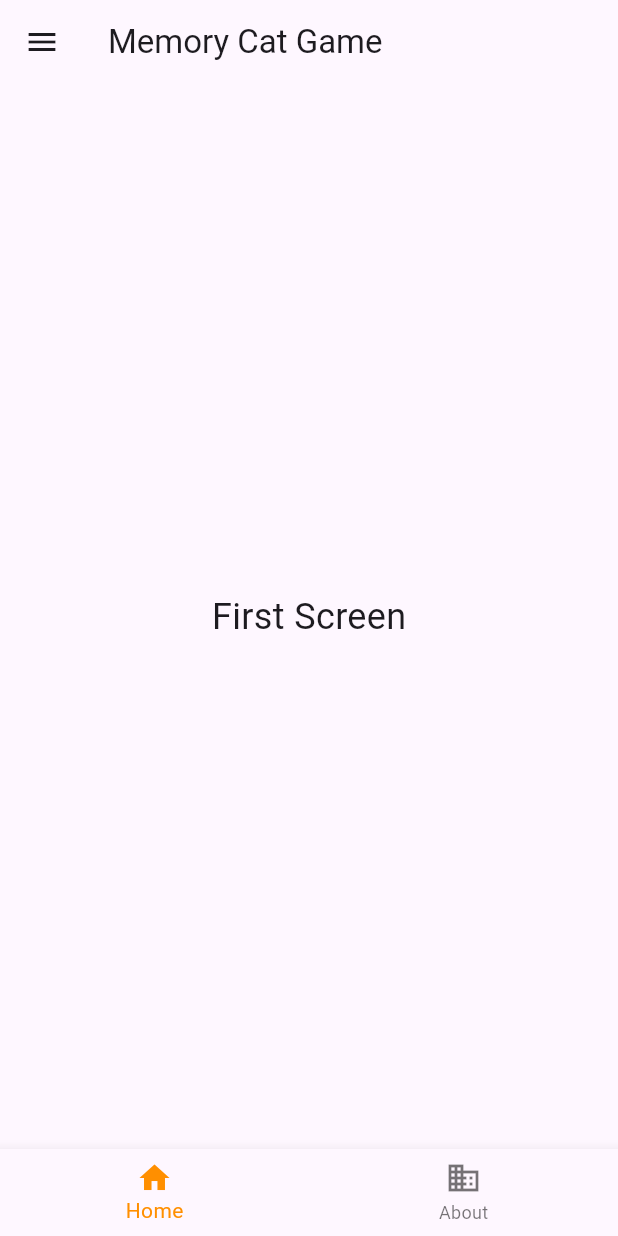
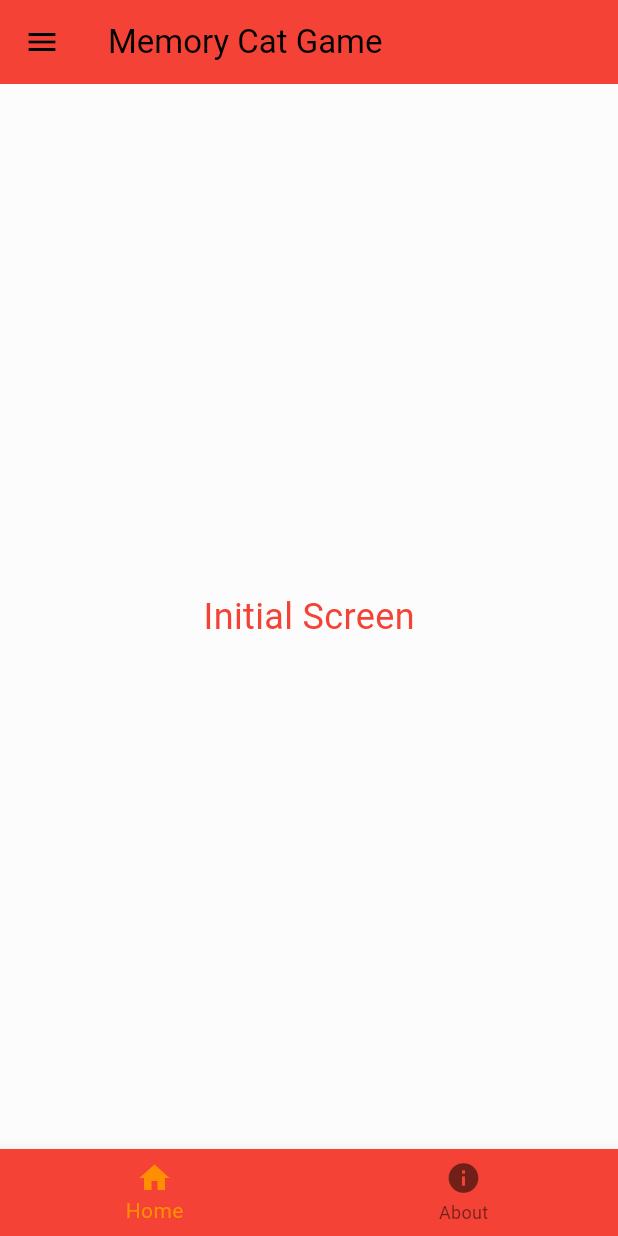
Before and after one commit to italo-mauricio/memory-cat-game, a Flutter app: the screen it shows after launch, on a phone screen of 412 x 824 dp. Run offline on Flutter 3.47's test engine with Material 3 defaults, Android fonts, the phone set to English and light mode, and no system bars.

Commit message:
feat: ajust project architeture #3

```diff
--- a/memorygame/lib/home/home-page.dart
+++ b/memorygame/lib/home/home-page.dart
@@ -30,7 +30,7 @@ class _HomePageState extends State<HomePage> {
 
   static final List<Widget> _widgetOptions = <Widget>[
     InitialScreen(),
-    SecondScreen(),
+    AboutScreen(),
   ];
 
   void _onItemTapped(int index) {
@@ -39,12 +39,12 @@ class _HomePageState extends State<HomePage> {
     });
   }
 
-
   @override
   Widget build(BuildContext context) {
     return Scaffold(
       appBar: AppBar(
         title: Text('Memory Cat Game'),
+        backgroundColor: Colors.red,
       ),
       body: _widgetOptions.elementAt(_selectedIndex),
       drawer: const DrawerApp(),
@@ -55,14 +55,37 @@ class _HomePageState extends State<HomePage> {
             label: 'Home',
           ),
           BottomNavigationBarItem(
-            icon: Icon(Icons.business),
+            icon: Icon(Icons.info),
             label: 'About',
           ),
         ],
         currentIndex: _selectedIndex,
         selectedItemColor: Colors.amber[800],
         onTap: _onItemTapped,
+        backgroundColor: Colors.red, // Define a cor apenas para a BottomNavigationBar
       ),
     );
   }
 }
+
+class AppWidget extends StatelessWidget {
+  const AppWidget({Key? key});
+
+  void logoutCallback(BuildContext context) {
+    Navigator.pushReplacementNamed(context, '/');
+  }
+
+  @override
+  Widget build(BuildContext context) {
+    return MaterialApp(
+      debugShowCheckedModeBanner: false,
+      theme: ThemeData(
+        colorScheme: ColorScheme.fromSwatch(primarySwatch: Colors.red),
+      ),
+      initialRoute: '/',
+      routes: {
+        '/': (context) => HomePage(),
+      },
+    );
+  }
+}
--- a/memorygame/lib/routes/initial-app.dart
+++ b/memorygame/lib/routes/initial-app.dart
@@ -16,7 +16,7 @@ class AppWidget extends StatelessWidget {
     return MaterialApp(
       debugShowCheckedModeBanner: false,
       theme: ThemeData(
-        primarySwatch: Colors.red,
+         colorScheme: ColorScheme.fromSwatch(primarySwatch: Colors.red),
       ),
       initialRoute: '/',
       routes: {
--- a/memorygame/lib/screens/initial_screen.dart
+++ b/memorygame/lib/screens/initial_screen.dart
@@ -1,13 +1,15 @@
-// lib/screens/first_screen.dart
 import 'package:flutter/material.dart';
 
 class InitialScreen extends StatelessWidget {
   @override
   Widget build(BuildContext context) {
-    return Center(
-      child: Text(
-        'First Screen',
-        style: TextStyle(fontSize: 24),
+    return Container(
+      color: const Color.fromARGB(255, 252, 252, 252), // Cor de fundo personalizada para InitialScreen
+      child: Center(
+        child: Text(
+          'Initial Screen',
+          style: TextStyle(fontSize: 24, color: Colors.red),
+        ),
       ),
     );
   }
```
Also changed, not shown: memorygame/lib/screens/about.dart (+8 -6 lines).
